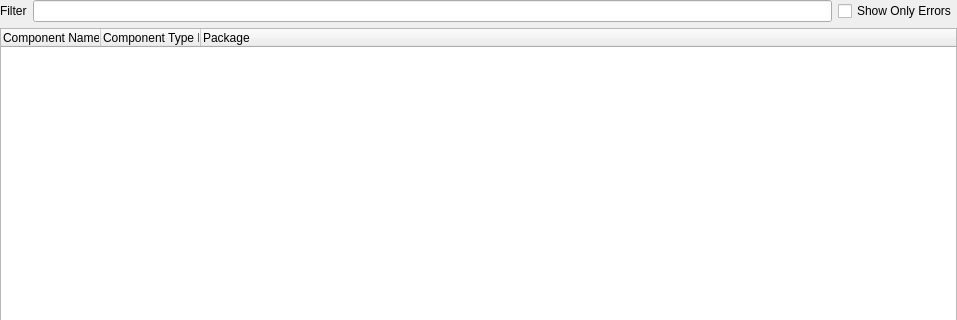
First picture: the form in AcfSln/Include/icmpstr/CRegistryTreeViewComp.ui, repository ImagingTools/AcfPublic, before the edit; both pictures show x 0 to 957 and y 0 to 320 of the 957 by 715 pixel window.
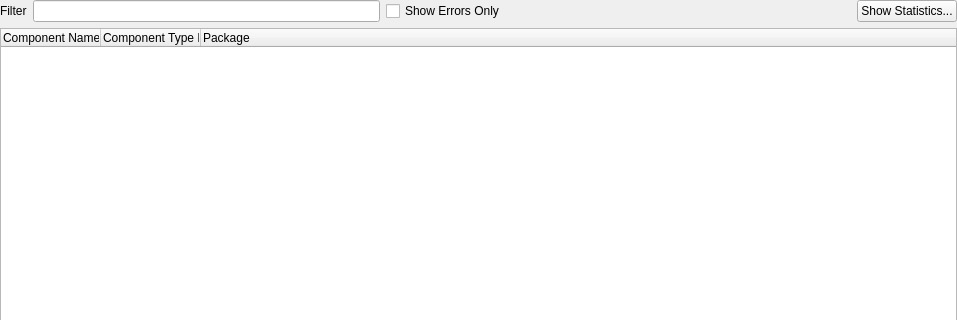
Second picture: the form after the edit. Icons and pictures are not drawn.

```diff
--- a/AcfSln/Include/icmpstr/CRegistryTreeViewComp.ui
+++ b/AcfSln/Include/icmpstr/CRegistryTreeViewComp.ui
@@ -46,7 +46,27 @@
       <item>
        <widget class="QCheckBox" name="ShowOnlyErrorsCheck">
         <property name="text">
-         <string>Show Only Errors</string>
+         <string>Show Errors Only</string>
+        </property>
+       </widget>
+      </item>
+      <item>
+       <spacer name="horizontalSpacer">
+        <property name="orientation">
+         <enum>Qt::Horizontal</enum>
+        </property>
+        <property name="sizeHint" stdset="0">
+         <size>
+          <width>40</width>
+          <height>20</height>
+         </size>
+        </property>
+       </spacer>
+      </item>
+      <item>
+       <widget class="QPushButton" name="ShowStatisticsButton">
+        <property name="text">
+         <string>Show Statistics...</string>
         </property>
        </widget>
       </item>
```
Left out of the diff: 24 changed lines with no effect on the pictures.
